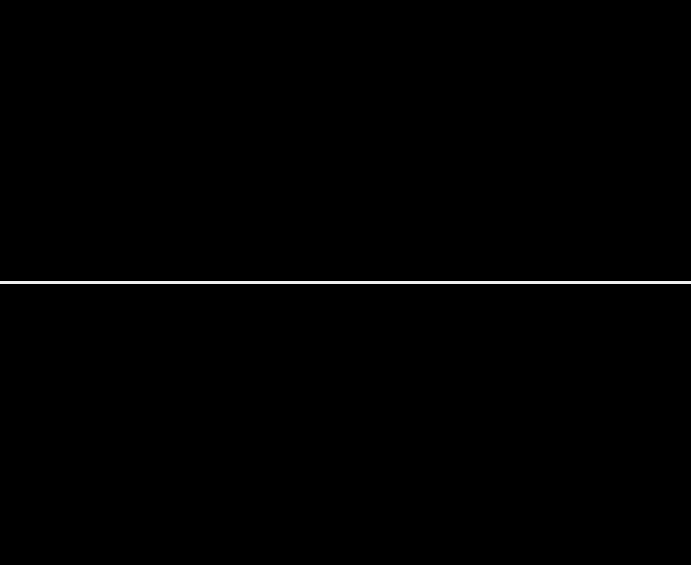
Before: the Qt Designer form windows/ui/uidataset.ui in angelogllrd/TPI-MLP-Multi-Layer-Perceptron, drawn with Qt 5.
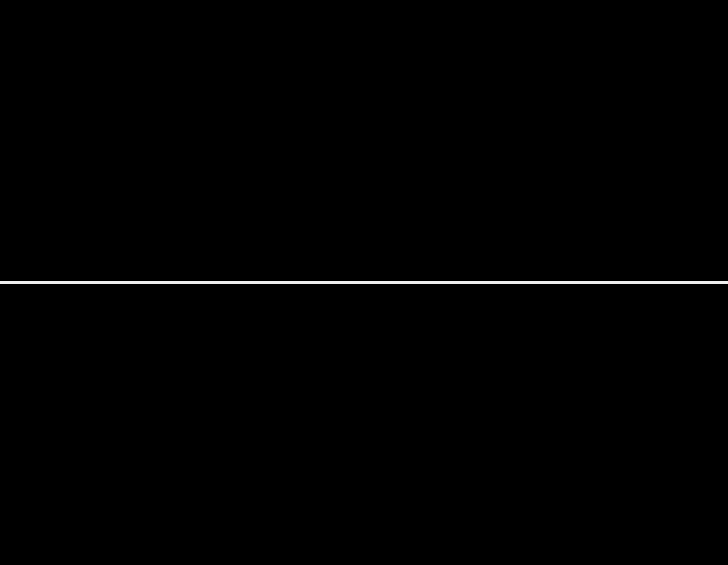
After: the same form once the commit is applied.

```diff
--- a/windows/ui/uidataset.ui
+++ b/windows/ui/uidataset.ui
@@ -6,13 +6,13 @@
    <rect>
     <x>0</x>
     <y>0</y>
-    <width>691</width>
+    <width>728</width>
     <height>565</height>
    </rect>
   </property>
   <property name="maximumSize">
    <size>
-    <width>691</width>
+    <width>728</width>
     <height>565</height>
    </size>
   </property>
@@ -24,7 +24,7 @@
     <rect>
      <x>0</x>
      <y>0</y>
-     <width>691</width>
+     <width>728</width>
      <height>281</height>
     </rect>
    </property>
@@ -50,7 +50,7 @@
     <rect>
      <x>0</x>
      <y>284</y>
-     <width>691</width>
+     <width>728</width>
      <height>281</height>
     </rect>
    </property>
```
